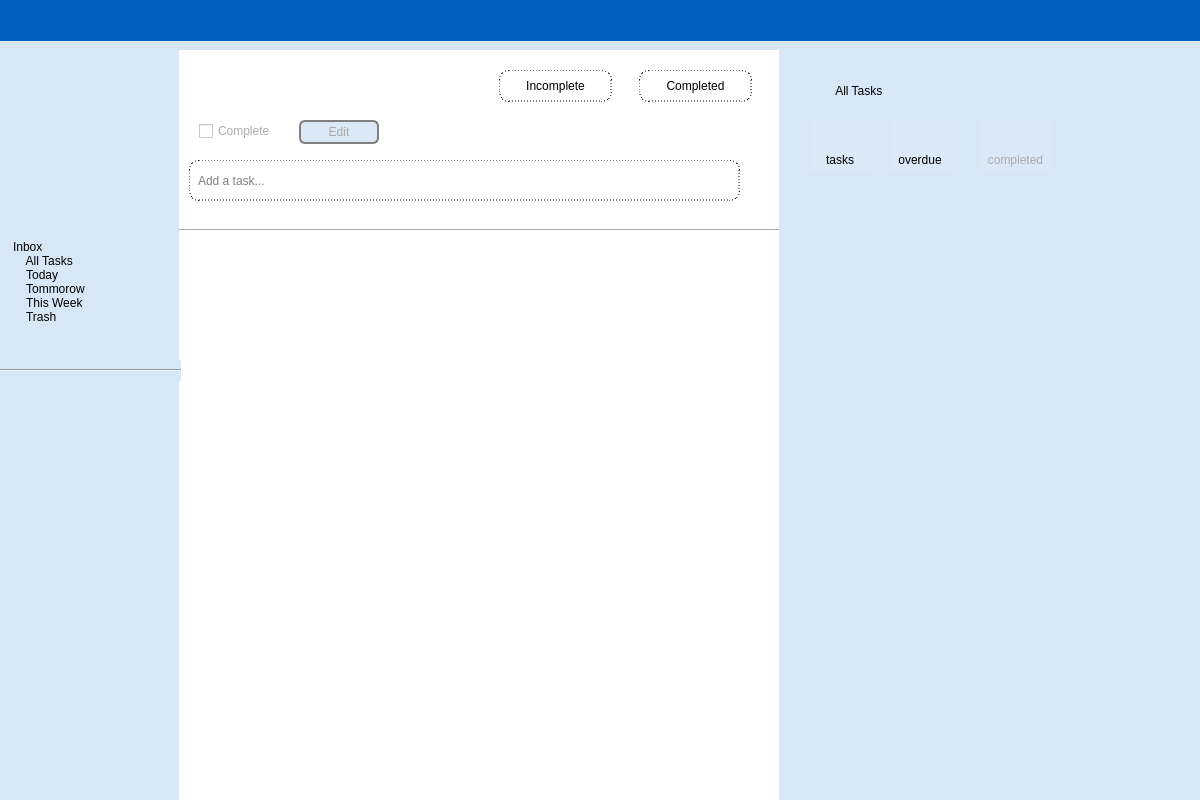
First picture: the form in views/mainwindow.ui, repository KatyaStep/to_do_list_app, before the edit.
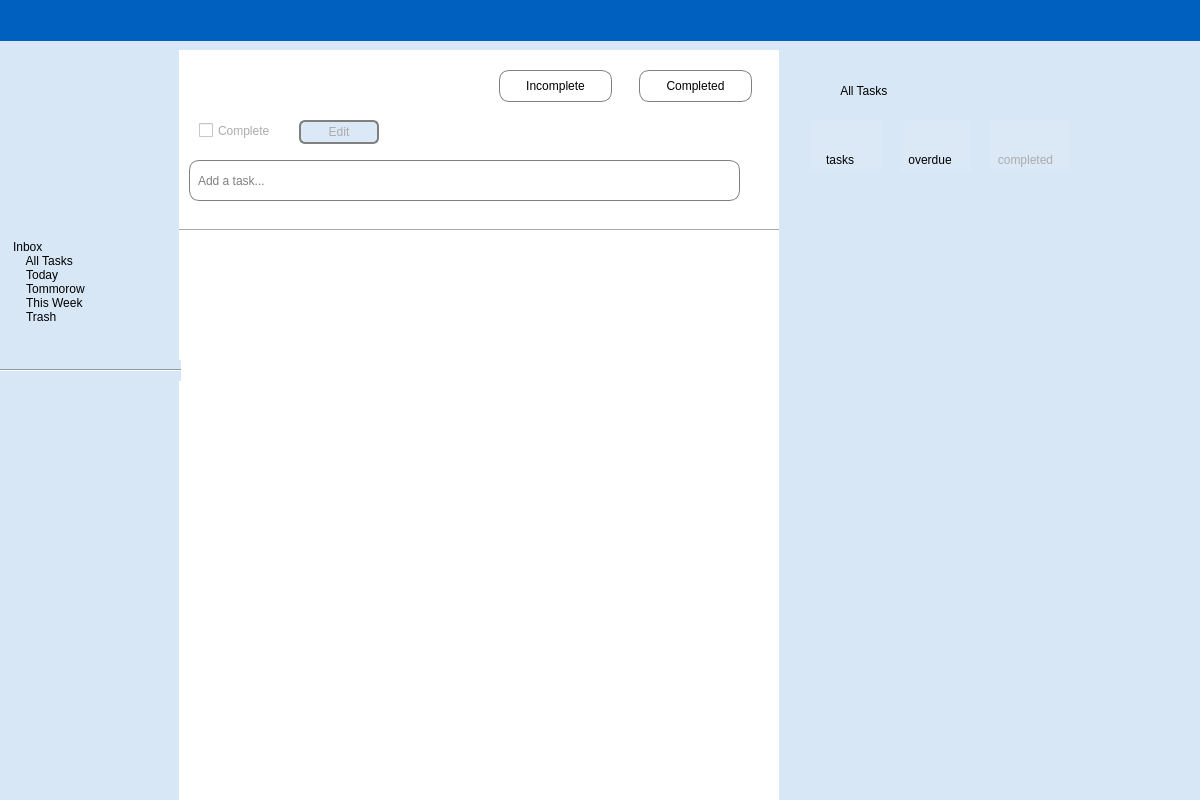
Second picture: the form after the edit. Icons and pictures are not drawn.

Patch:
```diff
--- a/views/mainwindow.ui
+++ b/views/mainwindow.ui
@@ -137,9 +137,10 @@
       </rect>
      </property>
      <property name="styleSheet">
-      <string notr="true">color: black;
+      <string notr="true">font: 12pt &quot;Chalkduster&quot;;
+color: black;
 background-color: white;
-border: 1px dashed black;
+border: 1px solid grey;
 border-width: 1px;
 border-radius: 10px;</string>
      </property>
@@ -200,13 +201,12 @@
       </rect>
      </property>
      <property name="styleSheet">
-      <string notr="true">color: black;
+      <string notr="true">font: 13pt &quot;Chalkduster&quot;;
+color: black;
 background-color: white;
-border-color: black;
-border-style: dashed;
+border: 1px solid grey;
 border-width: 1px;
-border-radius: 10px;
-padding: 2px;</string>
+border-radius: 10px;</string>
      </property>
      <property name="text">
       <string>Incomplete</string>
@@ -234,13 +234,12 @@
       </rect>
      </property>
      <property name="styleSheet">
-      <string notr="true">color: black;
+      <string notr="true">font: 12pt &quot;Chalkduster&quot;;
+color: black;
 background-color: white;
-border-color: black;
-border-style: dashed;
+border: 1px solid grey;
 border-width: 1px;
-border-radius: 10px;
-padding: 2px;</string>
+border-radius: 10px;</string>
      </property>
      <property name="text">
       <string>Completed</string>
@@ -282,8 +281,8 @@
       <rect>
        <x>20</x>
        <y>70</y>
-       <width>85</width>
-       <height>22</height>
+       <width>91</width>
+       <height>21</height>
       </rect>
      </property>
      <property name="styleSheet">
@@ -331,7 +330,7 @@
      <rect>
       <x>800</x>
       <y>80</y>
-      <width>121</width>
+      <width>131</width>
       <height>21</height>
      </rect>
     </property>
@@ -351,7 +350,7 @@
      <rect>
       <x>810</x>
       <y>120</y>
-      <width>61</width>
+      <width>71</width>
       <height>51</height>
      </rect>
     </property>
@@ -382,13 +381,13 @@
       <rect>
        <x>20</x>
        <y>0</y>
-       <width>21</width>
+       <width>31</width>
        <height>21</height>
       </rect>
      </property>
      <property name="styleSheet">
-      <string notr="true">color: #0060bf;
-font-size: 19px;</string>
+      <string notr="true">font: 19px &quot;Chalkduster&quot;;
+color: #0060bf;</string>
      </property>
      <property name="text">
       <string/>
@@ -404,9 +403,9 @@
    <widget class="QWidget" name="alltasks_overdue" native="true">
     <property name="geometry">
      <rect>
-      <x>890</x>
+      <x>900</x>
       <y>120</y>
-      <width>61</width>
+      <width>71</width>
       <height>51</height>
      </rect>
     </property>
@@ -437,13 +436,13 @@
       <rect>
        <x>20</x>
        <y>0</y>
-       <width>21</width>
+       <width>31</width>
        <height>21</height>
       </rect>
      </property>
      <property name="styleSheet">
       <string notr="true">color: red;
-font-size: 19px;
+font: 19px &quot;Chalkduster&quot;;
 </string>
      </property>
      <property name="text">
@@ -460,9 +459,9 @@
    <widget class="QWidget" name="alltasks_completed" native="true">
     <property name="geometry">
      <rect>
-      <x>980</x>
+      <x>990</x>
       <y>120</y>
-      <width>71</width>
+      <width>81</width>
       <height>51</height>
      </rect>
     </property>
@@ -493,7 +492,7 @@
       <rect>
        <x>20</x>
        <y>0</y>
-       <width>21</width>
+       <width>41</width>
        <height>21</height>
       </rect>
      </property>
```
Left out of the diff: 37 changed lines with no effect on the pictures.
